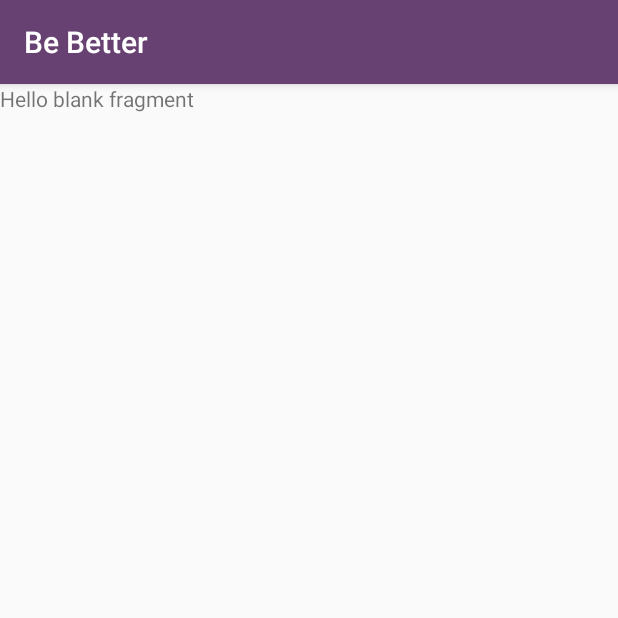
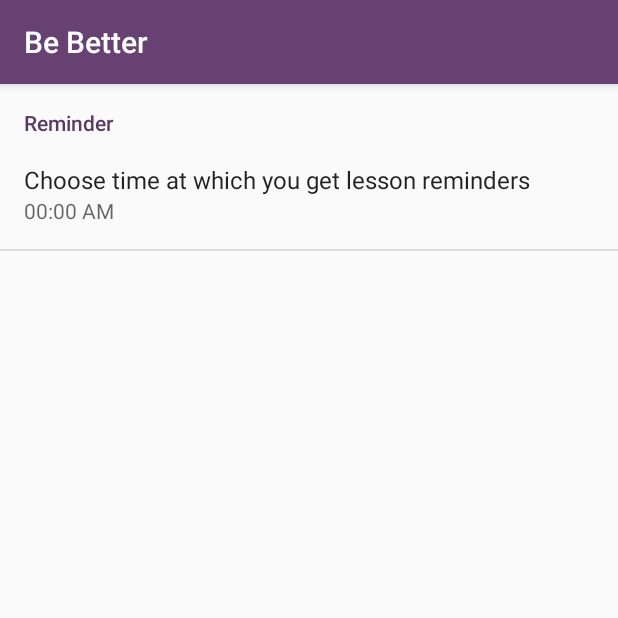
Before and after one commit to ShaishavGandhi/BeBetter, an Android app: the fragment Settings shown on its own in the app's theme, on a phone screen of 412 x 824 dp, the top half of it. Run offline under Robolectric (Android 15) with nearby library versions, the phone set to English and light mode, and no system bars.

Commit message:
Major Changes
* Reworked backing up of usages, lessons
* Added settings to change reminder time
* Reworked Fragments to remove support for honeycomb and below

Signed-off-by: shaishavgandhi05 <shaishgandhi@gmail.com>

```diff
--- a/app/src/main/AndroidManifest.xml
+++ b/app/src/main/AndroidManifest.xml
@@ -18,7 +18,6 @@
 
         <receiver android:name=".Receiver.Reminder" />
         <receiver android:name=".Receiver.Backup" />
-
         <!-- <receiver android:name=".PhoneUnlockedReceiver"> -->
         <!-- <intent-filter > -->
         <!-- <action android:name="android.intent.action.USER_PRESENT"> -->
@@ -72,6 +71,11 @@
                 android:name="android.appwidget.provider"
                 android:resource="@xml/time_widget_info" />
         </receiver>
+
+        <service android:name=".Service.BackupService">
+
+        </service>
+
     </application>
 
 </manifest>
--- a/app/src/main/java/shaishav/com/bebetter/Fragments/DaySummary.java
+++ b/app/src/main/java/shaishav/com/bebetter/Fragments/DaySummary.java
@@ -7,7 +7,7 @@ import android.content.SharedPreferences;
 import android.graphics.Color;
 import android.os.Bundle;
 import android.sax.TextElementListener;
-import android.support.v4.app.Fragment;
+import android.app.Fragment;
 import android.support.v4.widget.SwipeRefreshLayout;
 import android.view.LayoutInflater;
 import android.view.View;
--- a/app/src/main/java/shaishav/com/bebetter/Fragments/LessonList.java
+++ b/app/src/main/java/shaishav/com/bebetter/Fragments/LessonList.java
@@ -2,7 +2,7 @@ package shaishav.com.bebetter.Fragments;
 
 import android.content.Context;
 import android.os.Bundle;
-import android.support.v4.app.Fragment;
+import android.app.Fragment;
 import android.support.v7.widget.GridLayoutManager;
 import android.support.v7.widget.LinearLayoutManager;
 import android.support.v7.widget.RecyclerView;
--- a/app/src/main/java/shaishav/com/bebetter/Fragments/Settings.java
+++ b/app/src/main/java/shaishav/com/bebetter/Fragments/Settings.java
@@ -1,33 +1,90 @@
 package shaishav.com.bebetter.Fragments;
 
 
+import android.annotation.TargetApi;
+import android.app.Dialog;
+import android.app.TimePickerDialog;
+import android.content.Context;
+import android.content.SharedPreferences;
+import android.os.Build;
 import android.os.Bundle;
+import android.preference.Preference;
+import android.preference.PreferenceFragment;
+import android.support.v4.app.DialogFragment;
 import android.support.v4.app.Fragment;
-import android.view.LayoutInflater;
-import android.view.View;
-import android.view.ViewGroup;
+import android.text.format.DateFormat;
+import android.widget.TimePicker;
+
+import java.util.Calendar;
 
 import shaishav.com.bebetter.R;
+import shaishav.com.bebetter.Utils.App;
+import shaishav.com.bebetter.Utils.Constants;
 
 /**
  * A simple {@link Fragment} subclass.
  */
-public class Settings extends Fragment {
+public class Settings extends PreferenceFragment {
 
-    View rootView;
+    SharedPreferences preferences;
+    SharedPreferences.Editor editor;
 
     public Settings() {
         // Required empty public constructor
     }
 
+    @Override
+    public void onCreate(Bundle savedInstanceState){
+        super.onCreate(savedInstanceState);
+        addPreferencesFromResource(R.xml.settings_preferences);
 
-    @Override
-    public View onCreateView(LayoutInflater inflater, ViewGroup container,
-                             Bundle savedInstanceState) {
-        // Inflate the layout for this fragment
-        rootView = inflater.inflate(R.layout.fragment_settings, container, false);
-        return rootView;
+        preferences = getActivity().getSharedPreferences(Constants.PREFERENCES,Context.MODE_PRIVATE);
+        editor = preferences.edit();
 
+        final Preference reminderTime = (Preference) findPreference("reminderTime");
+        String reminder_time =  getReminderTime();
+        reminderTime.setSummary(reminder_time);
+
+        reminderTime.setOnPreferenceClickListener(new Preference.OnPreferenceClickListener() {
+            @TargetApi(Build.VERSION_CODES.HONEYCOMB)
+            @Override
+            public boolean onPreferenceClick(Preference preference) {
+                Calendar calendar = Calendar.getInstance();
+                new TimePickerDialog(getActivity(), new TimePickerDialog.OnTimeSetListener() {
+                    @Override
+                    public void onTimeSet(TimePicker timePicker, int hourOfDay, int minute) {
+                        setTimeOnView(reminderTime,hourOfDay,minute);
+                        setBackupPreference(hourOfDay,minute);
+                    }
+                },calendar.getTime().getHours(),calendar.getTime().getMinutes(),false).show();
+
+                return false;
+            }
+        });
     }
 
+    private void setBackupPreference(int hourOfDay, int minute){
+        editor.putInt(Constants.REMINDER_HOUR,hourOfDay);
+        editor.putInt(Constants.REMINDER_MINUTE,minute);
+        editor.commit();
+
+        App app = new App();
+        app.setReminder(getActivity().getApplicationContext());
+    }
+
+    public void setTimeOnView(Preference reminderTime,int hourOfDay, int minute){
+
+        reminderTime.setSummary(Constants.getTimeInAMPM(hourOfDay,minute));
+    }
+
+
+    public String getReminderTime(){
+
+        int hour = preferences.getInt(Constants.REMINDER_HOUR,0);
+        int minute = preferences.getInt(Constants.REMINDER_MINUTE,0);
+
+        return Constants.getTimeInAMPM(hour,minute);
+    }
+
+
 }
--- a/app/src/main/java/shaishav/com/bebetter/Utils/Constants.java
+++ b/app/src/main/java/shaishav/com/bebetter/Utils/Constants.java
@@ -49,5 +49,30 @@ public class Constants {
         return text;
     }
 
+    public static String getTimeInAMPM(int hourOfDay, int minute){
+        String AM_PM;
+        String time = "";
+        int hour = hourOfDay;
+        if (hour < 12)
+            AM_PM = "AM";
+        else {
+            AM_PM = "PM";
+            hour -= 12;
+        }
+
+        if (hour < 10)
+            time += "0" + hour + ":";
+        else
+            time += hour + ":";
+        if (minute < 10)
+            time += "0" + minute;
+        else
+            time += minute;
+
+        time += " " + AM_PM;
+
+        return time;
+    }
+
 
 }
--- a/app/src/main/res/layout/content_add_lesson.xml
+++ b/app/src/main/res/layout/content_add_lesson.xml
@@ -71,12 +71,6 @@
             android:layout_width="wrap_content"
             android:layout_height="wrap_content" />
 
-        <com.varunest.sparkbutton.SparkButton
-            android:id="@+id/spark_button"
-            android:layout_width="40dp"
-            android:layout_height="40dp"
-            app:sparkbutton_activeImage="@drawable/ic_info_black_24dp"
-            app:sparkbutton_inActiveImage="@drawable/ic_info_outline_white_24dp"/>
 
         <TextView
             android:text="Share your lesson?"
--- a/app/src/main/res/layout/content_login.xml
+++ b/app/src/main/res/layout/content_login.xml
@@ -41,7 +41,7 @@
 
     <com.google.android.gms.common.SignInButton
         android:id="@+id/sign_in_button"
-        android:padding="20dp"
+        android:layout_margin="20dp"
         android:layout_gravity="bottom"
         android:layout_width="match_parent"
         android:layout_height="wrap_content" />
--- a/app/src/main/res/layout/intro_second.xml
+++ b/app/src/main/res/layout/intro_second.xml
@@ -44,6 +44,7 @@
         android:background="@color/colorPrimaryDark"
         android:textColor="@android:color/white"
         android:text="CHOOSE TIME"
+        android:elevation="2dp"
         android:padding="8dp"
         android:layout_width="wrap_content"
         android:layout_height="wrap_content" />
--- /dev/null
+++ b/app/src/main/res/xml/settings_preferences.xml
@@ -0,0 +1,15 @@
+<?xml version="1.0" encoding="utf-8"?>
+<PreferenceScreen xmlns:android="http://schemas.android.com/apk/res/android">
+
+    <PreferenceCategory
+        android:title="Reminder">
+
+        <Preference
+            android:key="reminderTime"
+            android:title="Choose time at which you get lesson reminders">
+
+        </Preference>
+
+    </PreferenceCategory>
+
+</PreferenceScreen>
--- a/build.gradle
+++ b/build.gradle
@@ -6,7 +6,7 @@ buildscript {
     }
     dependencies {
         classpath 'com.android.tools.build:gradle:2.1.2'
-        classpath 'com.google.gms:google-services:2.0.0-alpha6'
+        classpath 'com.google.gms:google-services:3.0.0'
 
         // NOTE: Do not place your application dependencies here; they belong
         // in the individual module build.gradle files
```
Also changed, not shown: app/build.gradle (+5 -3 lines), app/src/main/java/shaishav/com/bebetter/Activities/MainActivity.java (+4 -4 lines), app/src/main/java/shaishav/com/bebetter/Receiver/Backup.java (+3 -16 lines), app/src/main/java/shaishav/com/bebetter/Service/BackupService.java (added, +46 -0 lines), app/src/main/res/layout/fragment_day_summary.xml (+4 -4 lines).
